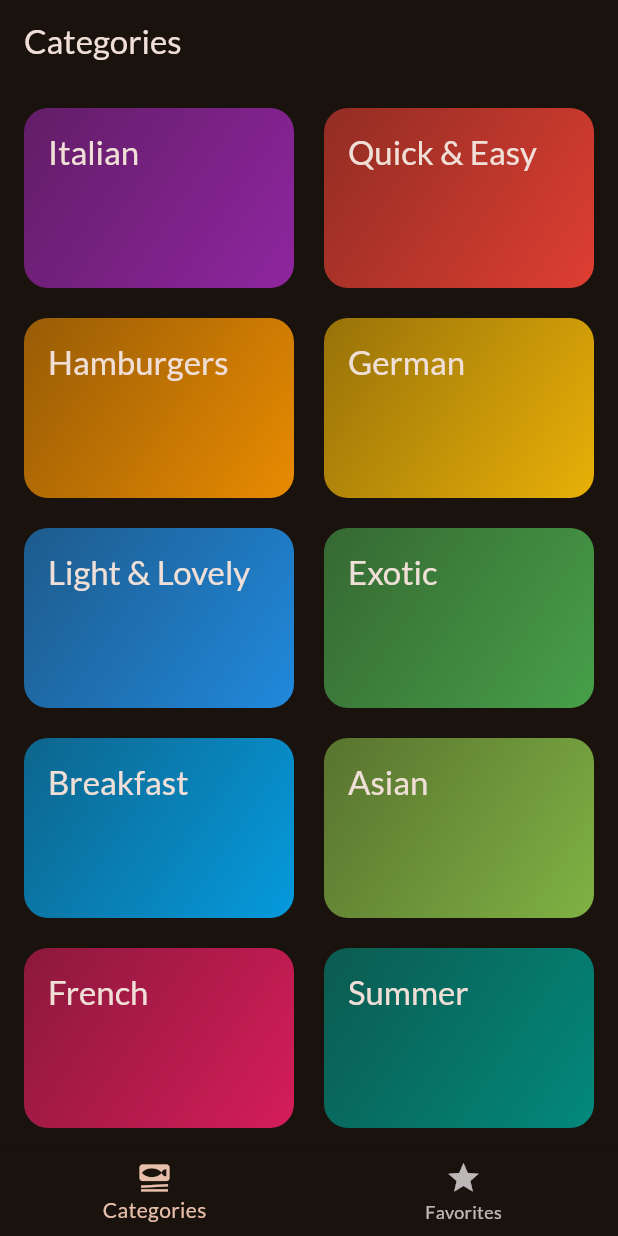
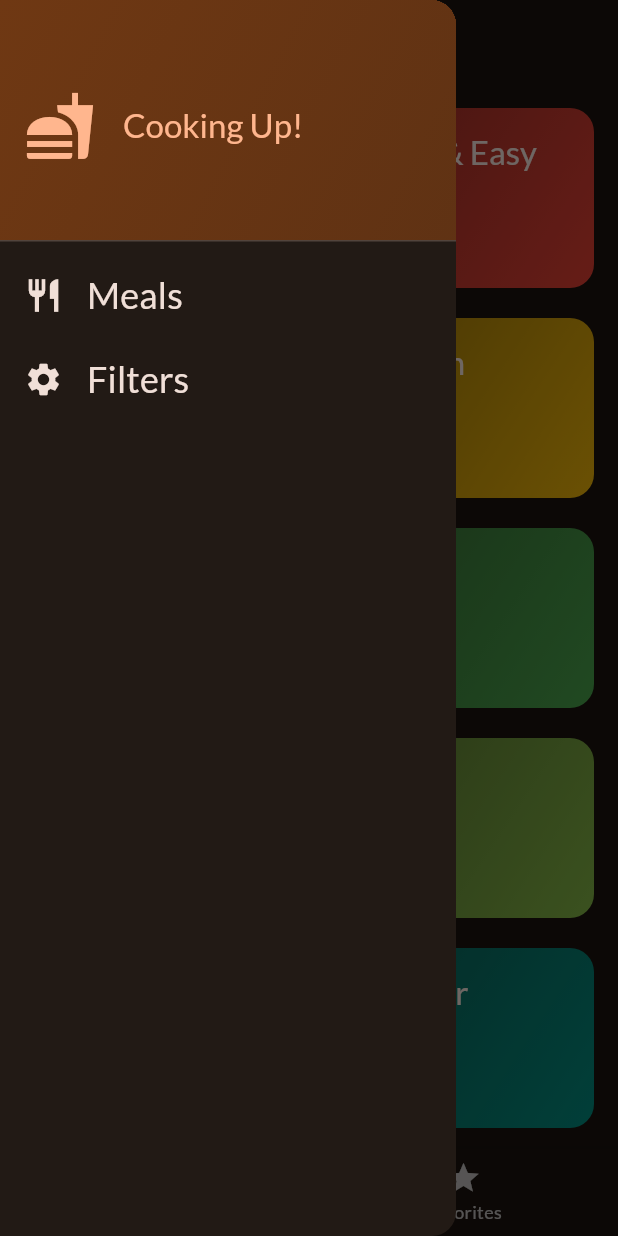
Before and after one commit to md-arif-hossainn/meals_app, a Flutter app: the screen it shows after launch, with the side drawer open (before the commit the screen has no drawer), on a phone screen of 412 x 824 dp. Run offline on Flutter 3.47's test engine with Material 3 defaults, Android fonts, the phone set to English and light mode, and no system bars; our stand-ins replace google_fonts, transparent_image.

Commit message:
Add filter, drawer and tabs

```diff
--- /dev/null
+++ b/lib/widgets/main_drawer.dart
@@ -0,0 +1,79 @@
+import 'package:flutter/material.dart';
+
+class MainDrawer extends StatelessWidget{
+  const MainDrawer({super.key, required this.onSelectScreen});
+
+  final void Function(String identifier) onSelectScreen;
+
+  @override
+  Widget build(BuildContext context){
+    return Drawer(
+      child: Column(
+        children: [
+          DrawerHeader(
+              decoration: BoxDecoration(
+               gradient: LinearGradient(
+                   colors:[
+                     Theme.of(context).colorScheme.primaryContainer,
+                     Theme.of(context).colorScheme.primaryContainer.withOpacity(0.8),
+                   ],
+                 begin: Alignment.topLeft,
+                 end: Alignment.bottomRight,
+               ),
+              ),
+              child: Row(
+                children: [
+                  Icon(
+                    Icons.fastfood,
+                    size: 48,
+                    color: Theme.of(context).colorScheme.primary,
+                  ),
+                  const SizedBox(width: 18,),
+                  Text(
+                    'Cooking Up!',
+                    style: Theme.of(context).textTheme.titleLarge!.copyWith(
+                      color: Theme.of(context).colorScheme.primary,
+                    ),
+                  )
+                ],
+              )
+          ),
+          ListTile(
+            leading: Icon(
+              Icons.restaurant,
+              size: 26,
+              color: Theme.of(context).colorScheme.onSurface,
+            ),
+            title: Text(
+              'Meals',
+              style: Theme.of(context).textTheme.titleSmall!.copyWith(
+                color: Theme.of(context).colorScheme.onSurface,
+                fontSize: 24,
+              ),
+            ),
+            onTap: (){
+              onSelectScreen('meals');
+            },
+          ),
+          ListTile(
+            leading: Icon(
+              Icons.settings,
+              size: 26,
+              color: Theme.of(context).colorScheme.onSurface,
+            ),
+            title: Text(
+              'Filters',
+              style: Theme.of(context).textTheme.titleSmall!.copyWith(
+                color: Theme.of(context).colorScheme.onSurface,
+                fontSize: 24,
+              ),
+            ),
+            onTap: (){
+              onSelectScreen('filters');
+            },
+          )
+        ],
+      ),
+    );
+  }
+}
```
Also changed, not shown: lib/screen/filters.dart (added, +146 -0 lines), lib/screen/tabs.dart (+34 -3 lines).
